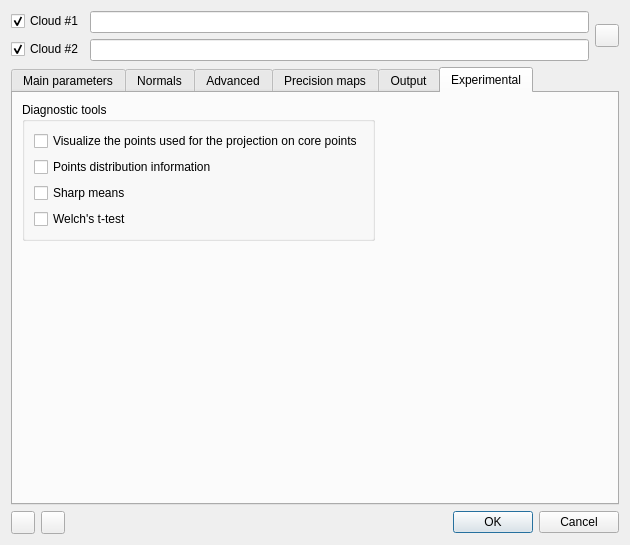
p-leroy/CloudCompare, file plugins/core/Standard/qM3C2/ui/qM3C2Dialog.ui: the form before one commit.
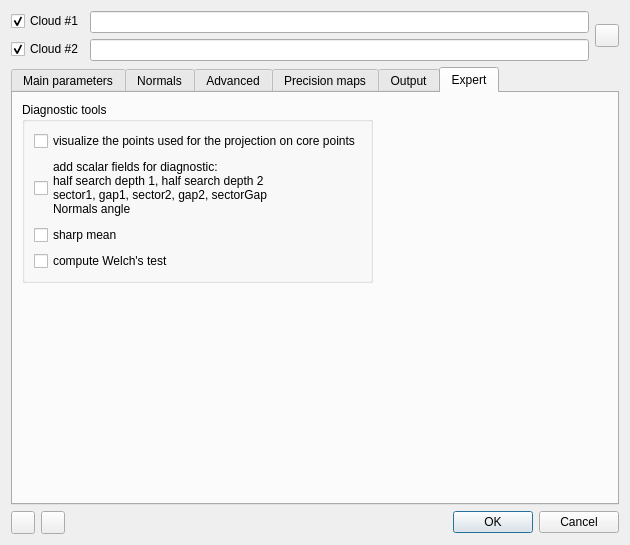
The form after the commit. The open tabs and pages were chosen to show the change. Icons and pictures are not drawn.

Commit message: M3C2 dialog updates

Diff of the .ui file:
```diff
--- a/plugins/core/Standard/qM3C2/ui/qM3C2Dialog.ui
+++ b/plugins/core/Standard/qM3C2/ui/qM3C2Dialog.ui
@@ -1046,7 +1046,7 @@
      </widget>
      <widget class="QWidget" name="tab_2">
       <attribute name="title">
-       <string>Experimental</string>
+       <string>Expert</string>
       </attribute>
       <layout class="QFormLayout" name="formLayout_4">
        <item row="0" column="0">
@@ -1064,7 +1064,10 @@
              <string>&lt;html&gt;&lt;head/&gt;&lt;body&gt;&lt;p&gt;Add several scalar fields to the outputs for diagnostic:&lt;/p&gt;&lt;p&gt;half search depth 1 = the search depth used to project the cloud 1 on the core point (the search in done in the directinon of the normal and in the opposite direction so the total depth is 2 x half search depth)&lt;/p&gt;&lt;p&gt;half search depth 2 = the search depth used to project the cloud 2 on the core point (the search in done in the directinon of the normal and in the opposite direction so the total depth is 2 x half search depth)&lt;/p&gt;&lt;p&gt;sector = the angular sector in a plane perpendicular to the cylinder axis occupied by the points used to project the considered cloud on the core point&lt;/p&gt;&lt;p&gt;gap = the maximum gap along the cylinder axis between the points used to project the considered cloud on the core point&lt;/p&gt;&lt;p&gt;sectorGap = a composite criteria, true if: sector1 &amp;gt; 180 AND sector2 &amp;gt; 180 AND gap1 &amp;lt; projectionRadius AND gap2 &amp;lt; projectionRadius&lt;/p&gt;&lt;p&gt;Normals angle = the angle between the normal computed with the points used to compute the projection of cloud 2 and the current normal (being the core point normal or the normal of cloud 1 depending of the selected option in the Main parameters tab)&lt;/p&gt;&lt;/body&gt;&lt;/html&gt;</string>
             </property>
             <property name="text">
-             <string>Points distribution information</string>
+             <string>add scalar fields for diagnostic:
+half search depth 1, half search depth 2
+sector1, gap1, sector2, gap2, sectorGap
+Normals angle</string>
             </property>
             <property name="checked">
              <bool>false</bool>
@@ -1077,7 +1080,7 @@
              <string>&lt;html&gt;&lt;head/&gt;&lt;body&gt;&lt;p&gt;Do we have a sharp mean during the progressive search of the point projections?&lt;/p&gt;&lt;p&gt;abs(mean) + 2 * stdDev &amp;lt; currentHalfLength&lt;/p&gt;&lt;p&gt;If not, the significant change parameter is set to 0.&lt;/p&gt;&lt;/body&gt;&lt;/html&gt;</string>
             </property>
             <property name="text">
-             <string>Sharp means</string>
+             <string>sharp mean</string>
             </property>
            </widget>
           </item>
@@ -1087,7 +1090,7 @@
              <string>&lt;html&gt;&lt;head/&gt;&lt;body&gt;&lt;p&gt;With this option, all points used to compute the projections are stored in a new cloud, jointly with their projections on the normal.&lt;/p&gt;&lt;p&gt;Use it carefully:&lt;/p&gt;&lt;p&gt;=&amp;gt; the number of points can increase dramatically&lt;/p&gt;&lt;p&gt;=&amp;gt; the computation is not done using the parallel strategy&lt;/p&gt;&lt;/body&gt;&lt;/html&gt;</string>
             </property>
             <property name="text">
-             <string>Visualize the points used for the projection on core points</string>
+             <string>visualize the points used for the projection on core points</string>
             </property>
            </widget>
           </item>
@@ -1097,7 +1100,7 @@
              <string>&lt;html&gt;&lt;head/&gt;&lt;body&gt;&lt;p&gt;Another experimantal way to compute the &amp;quot;significant change&amp;quot; parameter, using Welch's statistics.&lt;/p&gt;&lt;p&gt;Will add the following scalar fields:&lt;/p&gt;&lt;p&gt;v (degrees of freedom)&lt;/p&gt;&lt;p&gt;q (probability)&lt;/p&gt;&lt;p&gt;p (critical value)&lt;/p&gt;&lt;p&gt;level of detection&lt;/p&gt;&lt;p&gt;significant change&lt;/p&gt;&lt;/body&gt;&lt;/html&gt;</string>
             </property>
             <property name="text">
-             <string>Welch's t-test</string>
+             <string>compute Welch's test</string>
             </property>
             <property name="checked">
              <bool>false</bool>
```
Left out of the diff: 17 changed lines with no effect on the pictures. The commit also changes 1 other file.
